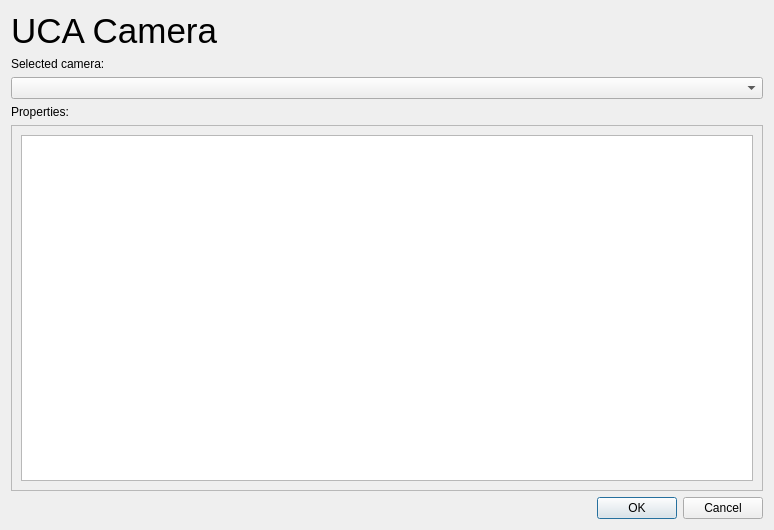
softwareschneiderei/viewer, file camera_module/uca/UcaConfigure.ui: the form before one commit.
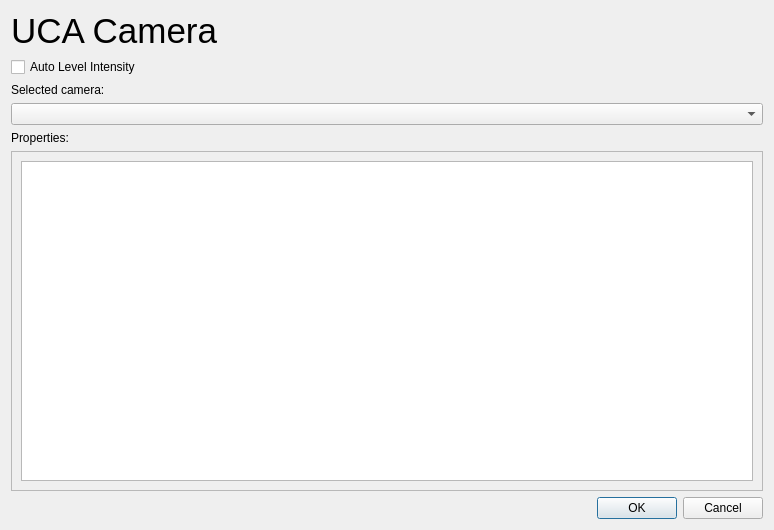
The form after the commit.

Commit message: Added auto-level support for uca module

What changed in the file:
```diff
--- a/camera_module/uca/UcaConfigure.ui
+++ b/camera_module/uca/UcaConfigure.ui
@@ -26,6 +26,13 @@
      </property>
     </widget>
    </item>
+   <item>
+    <widget class="QCheckBox" name="autoLevel">
+     <property name="text">
+      <string>Auto Level Intensity</string>
+     </property>
+    </widget>
+   </item>
    <item>
     <widget class="QLabel" name="label_3">
      <property name="text">
@@ -54,7 +61,7 @@
         <x>0</x>
         <y>0</y>
         <width>754</width>
-        <height>352</height>
+        <height>324</height>
        </rect>
       </property>
       <layout class="QVBoxLayout" name="verticalLayout">
```
The commit also changes 5 other files.
